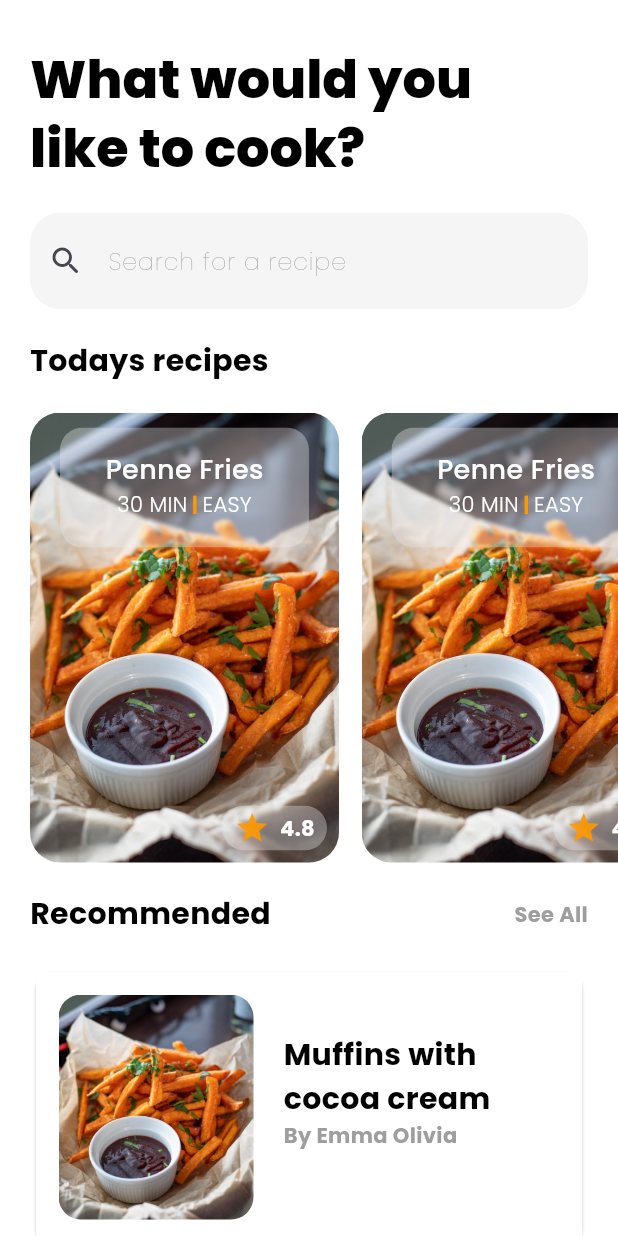
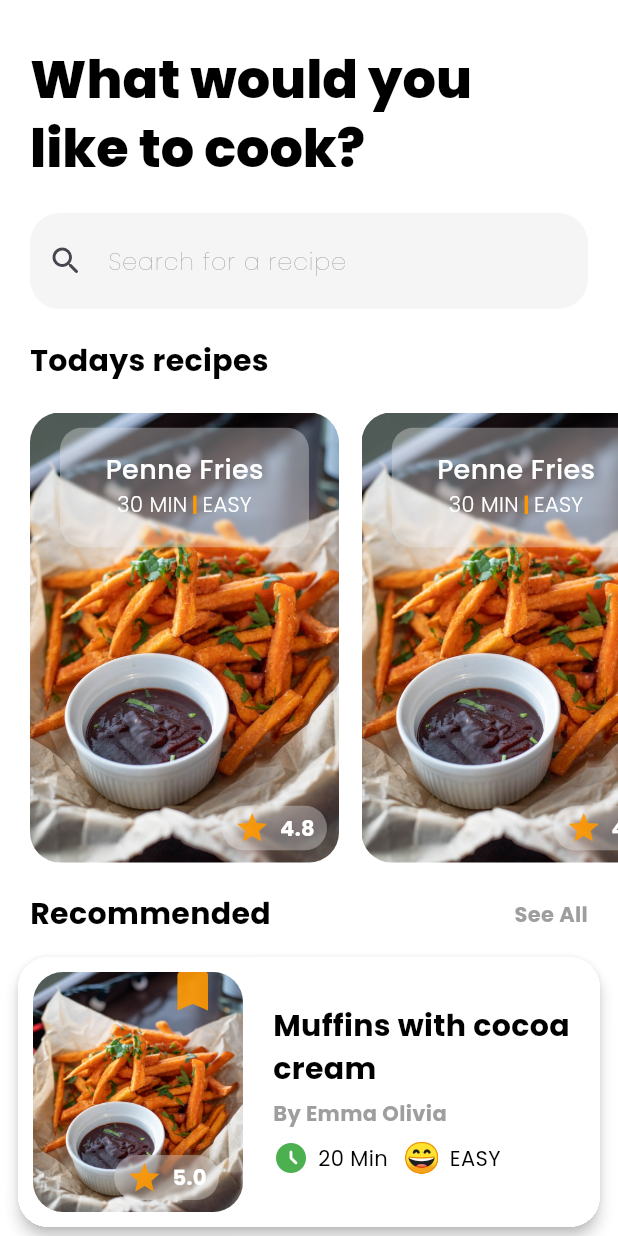
Before and after one commit to samrasugu/cooking_recipe_app, a Flutter app: the HomeScreen screen opened directly, on a phone screen of 412 x 824 dp. Run offline on Flutter 3.47's test engine with Material 2 defaults, Android fonts, the light colour scheme and no system bars; our stand-ins replace flutter_svg, get, google_fonts.

Commit message:
chore: refactored recommended recipes

```diff
--- a/lib/pages/home_screen.dart
+++ b/lib/pages/home_screen.dart
@@ -16,14 +16,16 @@ class HomeScreen extends StatelessWidget {
           child: Padding(
             padding: const EdgeInsets.symmetric(
               vertical: 30.0,
-              horizontal: 20.0,
+              // horizontal: 20.0,
             ),
             child: Column(
               mainAxisSize: MainAxisSize.min,
               mainAxisAlignment: MainAxisAlignment.center,
               crossAxisAlignment: CrossAxisAlignment.start,
               children: [
-                Text(
+                Padding(
+                  padding: const EdgeInsets.symmetric(horizontal: 20.0),
+                  child: Text(
                     'What would you\nlike to cook?',
                     style: GoogleFonts.poppins(
                       textStyle: Theme.of(context).textTheme.displaySmall,
@@ -33,14 +35,20 @@ class HomeScreen extends StatelessWidget {
                       height: 1.3,
                     ),
                   ),
+                ),
                 const SizedBox(
                   height: 20,
                 ),
-                const CustomSearchField(),
+                const Padding(
+                  padding: EdgeInsets.symmetric(horizontal: 20.0),
+                  child: CustomSearchField(),
+                ),
                 const SizedBox(
                   height: 20,
                 ),
-                const Text(
+                const Padding(
+                  padding: EdgeInsets.symmetric(horizontal: 20.0),
+                  child: Text(
                     'Todays recipes',
                     style: TextStyle(
                       color: Colors.black,
@@ -48,14 +56,20 @@ class HomeScreen extends StatelessWidget {
                       fontWeight: FontWeight.bold,
                     ),
                   ),
+                ),
                 const SizedBox(
                   height: 20,
                 ),
-                const TodaysRecipes(),
+                const Padding(
+                  padding: EdgeInsets.symmetric(horizontal: 20.0),
+                  child: TodaysRecipes(),
+                ),
                 const SizedBox(
                   height: 20,
                 ),
-                const Row(
+                const Padding(
+                  padding: EdgeInsets.symmetric(horizontal: 20.0),
+                  child: Row(
                     mainAxisAlignment: MainAxisAlignment.spaceBetween,
                     children: <Widget>[
                       Text(
@@ -75,10 +89,14 @@ class HomeScreen extends StatelessWidget {
                       ),
                     ],
                   ),
+                ),
                 const SizedBox(
-                  height: 20,
+                  height: 10,
                 ),
-                const RecommendedRecipes(),
+                const Padding(
+                  padding: EdgeInsets.symmetric(horizontal: 8.0),
+                  child: RecommendedRecipes(),
+                ),
                 const SizedBox(
                   height: 20,
                 ),
--- a/lib/widgets/recommended_recipe_widget.dart
+++ b/lib/widgets/recommended_recipe_widget.dart
@@ -1,5 +1,6 @@
 import 'package:cooking_recipe_app/value_objects/app_asset_strings.dart';
 import 'package:flutter/material.dart';
+import 'dart:ui' as ui;
 
 class RecommendedRecipeWidget extends StatelessWidget {
   const RecommendedRecipeWidget({super.key});
@@ -9,41 +10,89 @@ class RecommendedRecipeWidget extends StatelessWidget {
     return Card(
       shape: const RoundedRectangleBorder(
         borderRadius: BorderRadius.all(
-          Radius.circular(10.0),
+          Radius.circular(20.0),
         ),
-        side: BorderSide.none,
+        side: BorderSide(
+          color: Colors.transparent,
+          width: 2,
+        ),
       ),
-      elevation: 1.0,
+      elevation: 4.0,
+      clipBehavior: Clip.hardEdge,
       child: Container(
-        padding: const EdgeInsets.all(15.0),
+        padding: const EdgeInsets.all(10.0),
         decoration: const BoxDecoration(
           color: Colors.white,
-          border: Border(
-            bottom: BorderSide.none,
-          ),
         ),
-        child: const Row(
+        child: Row(
           mainAxisAlignment: MainAxisAlignment.spaceBetween,
           children: [
-            SizedBox(
-              height: 150,
-              width: 130,
-              child: ClipRRect(
-                borderRadius: BorderRadius.all(
-                  Radius.circular(15.0),
-                ),
-                child: Image(
-                  image: AssetImage(
-                    friesImage,
-                  ),
+            Container(
+              height: 160,
+              width: 140,
+              decoration: const BoxDecoration(
+                image: DecorationImage(
+                  image: AssetImage(friesImage),
                   fit: BoxFit.cover,
                 ),
+                borderRadius: BorderRadius.all(
+                  Radius.circular(20.0),
+                ),
+              ),
+              child: Stack(
+                children: <Widget>[
+                  Positioned(
+                    top: -5,
+                    right: 16,
+                    child: Icon(
+                      Icons.bookmark_outlined,
+                      size: 35,
+                      color: Colors.orange.withOpacity(.9),
+                    ),
+                  ),
+                  Positioned(
+                    bottom: 8,
+                    right: 16,
+                    child: ClipRRect(
+                      borderRadius: BorderRadius.circular(20.0),
+                      child: BackdropFilter(
+                        filter: ui.ImageFilter.blur(sigmaX: 1.0, sigmaY: 1.0),
+                        child: Container(
+                          height: 30,
+                          width: 70,
+                          padding: const EdgeInsets.symmetric(
+                            vertical: 2.0,
+                            horizontal: 5.0,
+                          ),
+                          decoration: BoxDecoration(
+                            color: Colors.grey.shade200.withOpacity(0.35),
+                          ),
+                          child: Row(
+                            mainAxisAlignment: MainAxisAlignment.spaceAround,
+                            children: [
+                              Icon(
+                                Icons.star,
+                                color: Colors.orange.withOpacity(.9),
+                              ),
+                              const Text(
+                                '5.0',
+                                style: TextStyle(
+                                  fontWeight: FontWeight.bold,
+                                ),
+                              ),
+                            ],
+                          ),
+                        ),
+                      ),
+                    ),
+                  )
+                ],
               ),
             ),
-            SizedBox(
+            const SizedBox(
               width: 20,
             ),
-            Expanded(
+            const Expanded(
               child: Column(
                 crossAxisAlignment: CrossAxisAlignment.start,
                 children: <Widget>[
@@ -55,6 +104,9 @@ class RecommendedRecipeWidget extends StatelessWidget {
                       fontWeight: FontWeight.bold,
                     ),
                   ),
+                  SizedBox(
+                    height: 5.0,
+                  ),
                   Text(
                     'By Emma Olivia',
                     style: TextStyle(
@@ -62,9 +114,48 @@ class RecommendedRecipeWidget extends StatelessWidget {
                       fontWeight: FontWeight.bold,
                     ),
                   ),
+                  SizedBox(
+                    height: 5.0,
+                  ),
                   Row(
                     children: <Widget>[
-                      Text('data'),
+                      Row(
+                        children: <Widget>[
+                          Icon(
+                            Icons.access_time_filled_rounded,
+                            color: Colors.green,
+                          ),
+                          SizedBox(
+                            width: 6,
+                          ),
+                          Text(
+                            '20 Min',
+                            style: TextStyle(
+                              color: Colors.black,
+                            ),
+                          ),
+                        ],
+                      ),
+                      SizedBox(
+                        width: 10,
+                      ),
+                      Row(
+                        children: <Widget>[
+                          Text(
+                            '\u{1F604}',
+                            style: TextStyle(fontSize: 20),
+                          ),
+                          SizedBox(
+                            width: 6,
+                          ),
+                          Text(
+                            'EASY',
+                            style: TextStyle(
+                              color: Colors.black,
+                            ),
+                          ),
+                        ],
+                      ),
                     ],
                   )
                 ],
@@ -76,46 +167,3 @@ class RecommendedRecipeWidget extends StatelessWidget {
     );
   }
 }
-
-// ListTile(
-//         shape: RoundedRectangleBorder(
-//           side: BorderSide.none,
-//         ),
-//         leading: SizedBox(
-//           // height: 150,
-//           width: 120,
-//           child: Image(
-//             image: AssetImage(
-//               friesImage,
-//             ),
-//             fit: BoxFit.cover,
-//           ),
-//         ),
-//         tileColor: Colors.white,
-//         horizontalTitleGap: 20.0,
-//         title: Column(
-//           crossAxisAlignment: CrossAxisAlignment.start,
-//           children: <Widget>[
-//             Text(
-//               'Muffins with cocoa cream',
-//               style: TextStyle(
-//                 fontSize: 20,
-//                 color: Colors.black,
-//                 fontWeight: FontWeight.bold,
-//               ),
-//             ),
-//             Text(
-//               'By Emma Olivia',
-//               style: TextStyle(
-//                 color: Colors.grey,
-//                 fontWeight: FontWeight.bold,
-//               ),
-//             ),
-//             Row(
-//               children: <Widget>[
-//                 Text('data'),
-//               ],
-//             )
-//           ],
-//         ),
-//       ),
```
Lines whose indentation alone changed are shown as unchanged.
